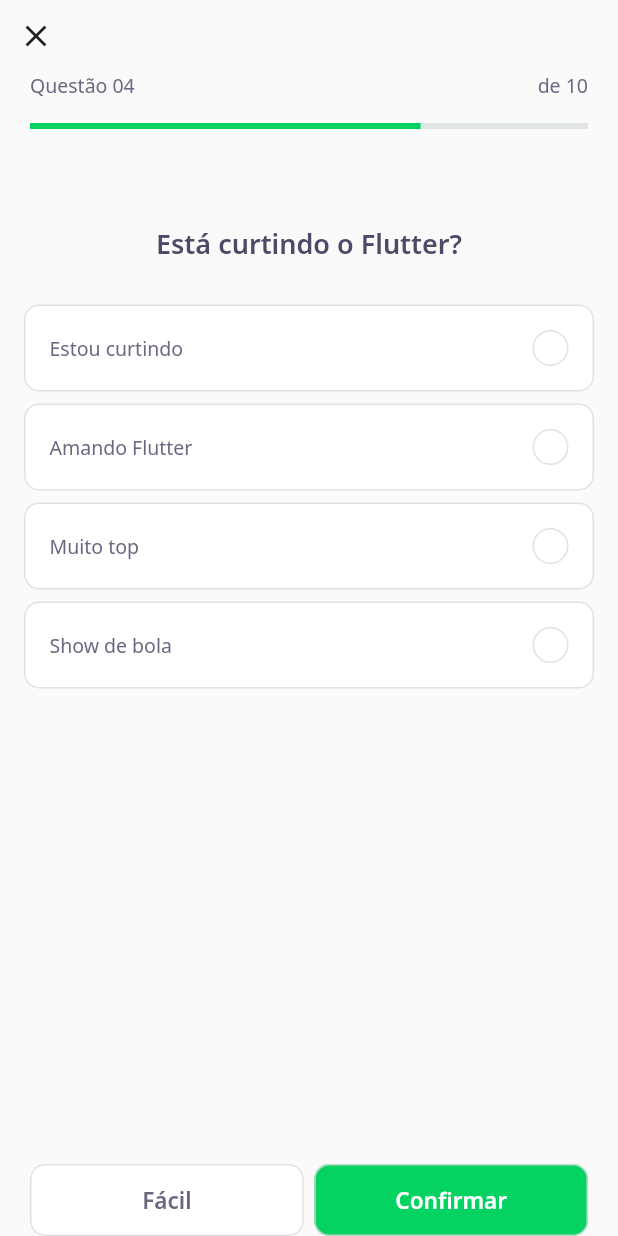
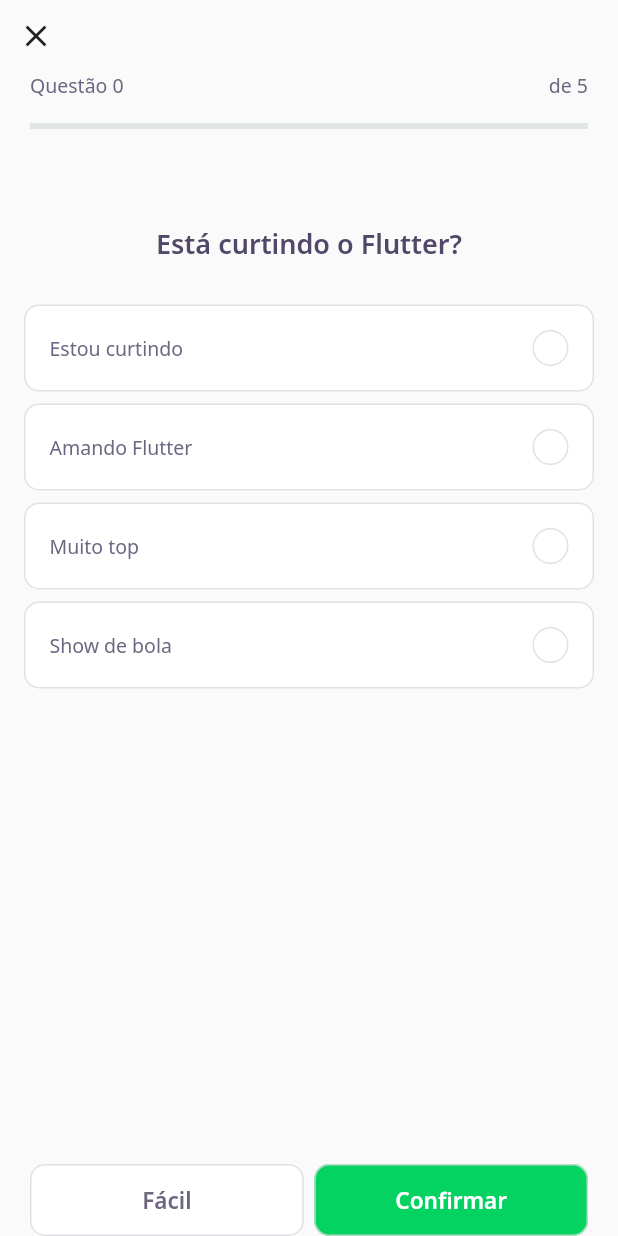
Before and after one commit to includeVitor/dev-quiz, a Flutter app: the screen it shows after launch, after a tap on "NLW 5 Flutter", on a phone screen of 412 x 824 dp. Run offline on Flutter 3.47's test engine with Material 2 defaults, Android fonts, the phone set to English and light mode, and no system bars; our stand-ins replace google_fonts; accounts and stored records are empty; network calls fail.

Commit message:
listing to pageController page

```diff
--- /dev/null
+++ b/lib/challenge/challenge_controller.dart
@@ -0,0 +1,7 @@
+import 'package:flutter/material.dart';
+
+class ChallengeController {
+  final currentPageNotifier = ValueNotifier<int>(0);
+  int get currentPage => currentPageNotifier.value;
+  set currentPage(int value) => currentPageNotifier.value = value;
+}
--- a/lib/challenge/challenge_page.dart
+++ b/lib/challenge/challenge_page.dart
@@ -3,6 +3,8 @@ import 'package:nlw5_flutter/challenge/widgets/next_button/next_button_widget.da
 import 'package:nlw5_flutter/challenge/widgets/question_indicator/question_indicator_widget.dart';
 import 'package:nlw5_flutter/challenge/widgets/quiz/quiz_widget.dart';
 import 'package:nlw5_flutter/shared/models/question_model.dart';
+
+import 'challenge_controller.dart';
 
 class ChallengePage extends StatefulWidget {
   final List<QuestionModel> questions;
@@ -13,6 +15,20 @@ class ChallengePage extends StatefulWidget {
 }
 
 class _ChallengePageState extends State<ChallengePage> {
+  final controller = ChallengeController();
+  final pageController = PageController();
+
+  @override
+  void initState() {
+    controller.currentPageNotifier.addListener(() {
+      setState(() {});
+    });
+    pageController.addListener(() {
+      controller.currentPage = pageController.page!.toInt();
+    });
+    super.initState();
+  }
+
   @override
   Widget build(BuildContext context) {
     return Scaffold(
@@ -29,14 +45,18 @@ class _ChallengePageState extends State<ChallengePage> {
                   Navigator.pop(context);
                 },
               ),
-              QuestionIndicatorWidget(),
+              QuestionIndicatorWidget(
+                currentPage: controller.currentPage,
+                length: widget.questions.length,
+              ),
             ],
           ),
         ),
       ),
-      body: QuizWidget(
-        question: widget.questions[0],
-      ),
+      body: PageView(
+          controller: pageController,
+          children:
+              widget.questions.map((e) => QuizWidget(question: e)).toList()),
       bottomNavigationBar: SafeArea(
         bottom: true,
         child: Padding(
--- a/lib/challenge/widgets/question_indicator/question_indicator_widget.dart
+++ b/lib/challenge/widgets/question_indicator/question_indicator_widget.dart
@@ -3,7 +3,13 @@ import 'package:nlw5_flutter/core/app_text_styles.dart';
 import 'package:nlw5_flutter/shared/widgets/progress_indicator/progress_indicator_widget.dart';
 
 class QuestionIndicatorWidget extends StatelessWidget {
-  const QuestionIndicatorWidget({Key? key}) : super(key: key);
+  final int currentPage;
+  final int length;
+  const QuestionIndicatorWidget({
+    Key? key,
+    required this.currentPage,
+    required this.length,
+  }) : super(key: key);
 
   @override
   Widget build(BuildContext context) {
@@ -13,18 +19,18 @@ class QuestionIndicatorWidget extends StatelessWidget {
         children: [
           Row(mainAxisAlignment: MainAxisAlignment.spaceBetween, children: [
             Text(
-              "Questão 04",
+              "Questão $currentPage",
               style: AppTextStyles.body,
             ),
             Text(
-              "de 10",
+              "de $length",
               style: AppTextStyles.body,
             )
           ]),
           SizedBox(
             height: 16,
           ),
-          ProgressIndicatorWidget(value: 0.7)
+          ProgressIndicatorWidget(value: currentPage / length)
         ],
       ),
     );
```
